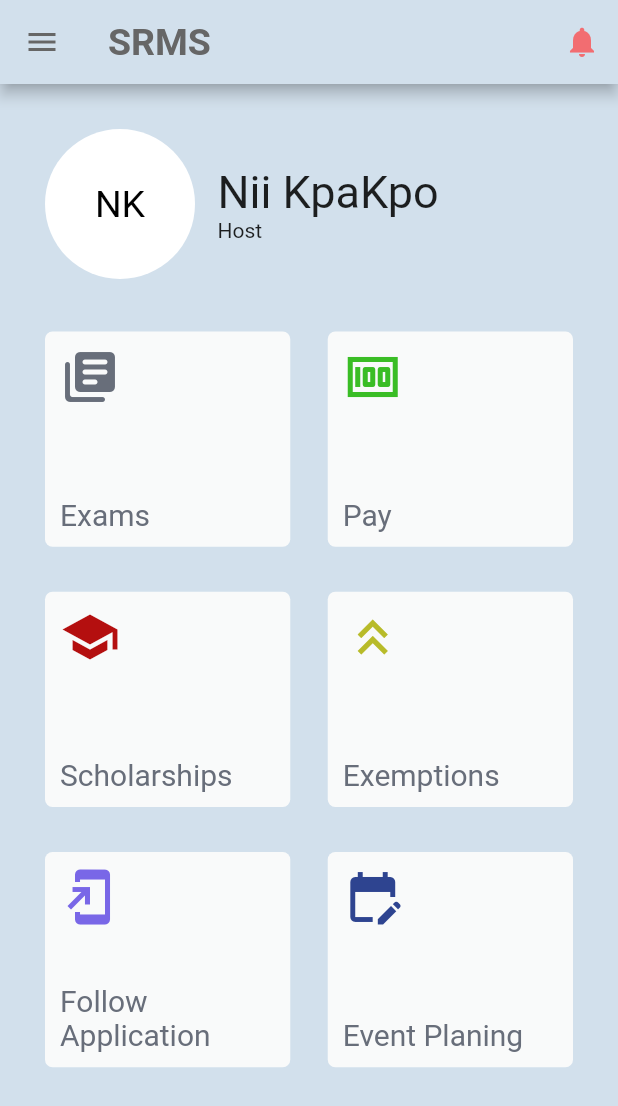
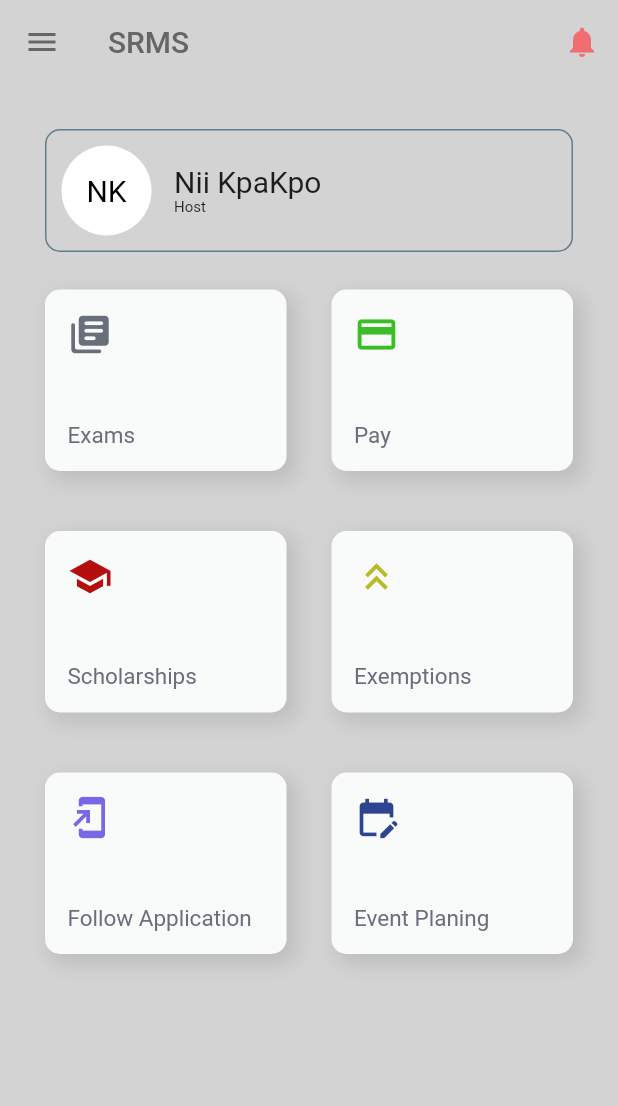
Before and after one commit to Hackyq/firstapp, a Flutter app: the Dashboard screen opened directly, on a phone screen of 412 x 824 dp. Shown: the top 1106 px of the screen. Run offline on Flutter 3.47's test engine with Material 2 defaults, Android fonts, the phone set to English and light mode, and no system bars.

Commit message:
dashboard and appbar update

```diff
--- a/lib/main.dart
+++ b/lib/main.dart
@@ -1,4 +1,4 @@
-import 'package:firstapp/screens/login.dart';
+import 'package:firstapp/screens/splash.dart';
 import 'package:flutter/material.dart';
 
 void main() {
@@ -15,6 +15,6 @@ class MyApp extends StatelessWidget {
         theme: ThemeData(
           primarySwatch: Colors.blue,
         ),
-        home: const Login());
+        home: const Splash());
   }
 }
--- /dev/null
+++ b/lib/routes/routes.dart
@@ -0,0 +1 @@
+import '';
--- a/lib/screens/dashboard.dart
+++ b/lib/screens/dashboard.dart
@@ -7,8 +7,9 @@ class Dashboard extends StatelessWidget {
   @override
   Widget build(BuildContext context) {
     return Scaffold(
-        backgroundColor: const Color(0xffD2E0EC),
+        backgroundColor: Color(0xffD3d3d3),
         appBar: AppBar(
+          shadowColor: Colors.white10,
           actions: [
             IconButton(
               icon: const Icon(
@@ -19,7 +20,7 @@ class Dashboard extends StatelessWidget {
               onPressed: () {},
             ),
           ],
-          backgroundColor: const Color(0xffD2E0EC),
+          backgroundColor: const Color(0xffD3d3d3),
           leading: IconButton(
             color: const Color(0xff666666),
             icon: const Icon(Icons.menu_outlined),
@@ -30,8 +31,8 @@ class Dashboard extends StatelessWidget {
             'SRMS',
             style: TextStyle(
               color: Color(0xff666666),
-              fontSize: 25,
-              fontWeight: FontWeight.bold,
+              fontSize: 20,
+              fontWeight: FontWeight.w500,
             ),
           ),
         ),
@@ -40,44 +41,17 @@ class Dashboard extends StatelessWidget {
             child: Column(
                 mainAxisAlignment: MainAxisAlignment.start,
                 children: <Widget>[
-                  Row(
-                    mainAxisAlignment: MainAxisAlignment.start,
-                    children: <Widget>[
-                      const CircleAvatar(
-                        backgroundColor: Colors.white,
-                        radius: 50,
-                        child: Text(
-                          'NK',
-                          style: TextStyle(fontSize: 25, color: Colors.black),
-                        ), //Text
-                      ),
-                      const SizedBox(
-                        width: 15,
-                      ),
-                      Column(
-                          crossAxisAlignment: CrossAxisAlignment.start,
-                          children: const <Widget>[
-                            Text(
-                              "Nii KpaKpo",
-                              style: TextStyle(
-                                fontSize: 30,
-                                fontWeight: FontWeight.w400,
-                              ),
-                            ),
-                            Text('Host')
-                          ]),
-                    ],
-                  ),
+                  builduserDetails(),
                   const SizedBox(
-                    height: 25,
+                    height: 5,
                   ),
                   Expanded(
                       child: GridView(
                           gridDelegate:
                               const SliverGridDelegateWithFixedCrossAxisCount(
                             crossAxisCount: 2,
-                            crossAxisSpacing: 25,
-                            mainAxisSpacing: 10,
+                            crossAxisSpacing: 30,
+                            mainAxisSpacing: 0,
                           ),
                           shrinkWrap: true,
                           physics: const NeverScrollableScrollPhysics(),
@@ -93,14 +67,65 @@ class Dashboard extends StatelessWidget {
   }
 }
 
+Widget builduserDetails() {
+  return Container(
+      padding: const EdgeInsets.all(10),
+      decoration: BoxDecoration(
+          borderRadius: BorderRadius.circular(10),
+          border: Border.all(
+              style: BorderStyle.solid, width: 1, color: Colors.blueGrey,)),
+      child: Row(
+        mainAxisAlignment: MainAxisAlignment.start,
+        children: <Widget>[
+          const CircleAvatar(
+            backgroundColor: Colors.white,
+            radius: 30,
+            child: Text(
+              'NK',
+              style: TextStyle(fontSize: 20, color: Colors.black),
+            ), //Text
+          ),
+          const SizedBox(
+            width: 15,
+          ),
+          Column(
+              crossAxisAlignment: CrossAxisAlignment.start,
+              children: const <Widget>[
+                Text(
+                  "Nii KpaKpo",
+                  style: TextStyle(
+                    fontSize: 20,
+                    fontWeight: FontWeight.w400,
+                  ),
+                ),
+                Text(
+                  'Host',
+                  style: TextStyle(fontSize: 10),
+                )
+              ]),
+        ],
+      ));
+}
+
 Widget buildExams() {
   return Container(
+    padding: const EdgeInsets.all(15),
+    margin: EdgeInsets.symmetric(vertical: 20),
     decoration: BoxDecoration(
-      borderRadius: BorderRadius.circular(5),
+      boxShadow: const [
+        BoxShadow(
+          color: Color.fromARGB(49, 101, 103, 103),
+          offset: Offset(
+            5.0,
+            5.0,
+          ),
+          blurRadius: 10.0,
+          spreadRadius: 2.0,
+        ), //BoxShadow
+      ],
+      borderRadius: BorderRadius.circular(10),
       color: const Color(0xffF9FAFA),
     ),
-    padding: const EdgeInsets.all(10),
-    margin: const EdgeInsets.symmetric(vertical: 10),
     child: Column(
       mainAxisAlignment: MainAxisAlignment.spaceBetween,
       crossAxisAlignment: CrossAxisAlignment.start,
@@ -108,11 +133,11 @@ Widget buildExams() {
         Icon(
           Icons.library_books_rounded,
           color: Color(0xff686E7A),
-          size: 40.0,
+          size: 30.0,
         ),
         Text(
           "Exams",
-          style: TextStyle(color: Color(0xff686E7A), fontSize: 20),
+          style: TextStyle(color: Color(0xff686E7A), fontSize: 15),
         ),
       ],
     ),
@@ -122,23 +147,34 @@ Widget buildExams() {
 Widget buildPay() {
   return Container(
     decoration: BoxDecoration(
-      borderRadius: BorderRadius.circular(5),
+      boxShadow: const [
+        BoxShadow(
+          color: Color.fromARGB(49, 101, 103, 103),
+          offset: Offset(
+            5.0,
+            5.0,
+          ),
+          blurRadius: 10.0,
+          spreadRadius: 2.0,
+        ), //BoxShadow
+      ],
+      borderRadius: BorderRadius.circular(10),
       color: const Color(0xffF9FAFA),
     ),
-    padding: const EdgeInsets.all(10),
-    margin: const EdgeInsets.symmetric(vertical: 10),
+    padding: const EdgeInsets.all(15),
+    margin: const EdgeInsets.symmetric(vertical: 20),
     child: Column(
       mainAxisAlignment: MainAxisAlignment.spaceBetween,
       crossAxisAlignment: CrossAxisAlignment.start,
       children: const <Widget>[
         Icon(
-          Icons.money,
+          Icons.payment,
           color: Color(0xff3ABD25),
-          size: 40.0,
+          size: 30.0,
         ),
         Text(
           "Pay",
-          style: TextStyle(color: Color(0xff686E7A), fontSize: 20),
+          style: TextStyle(color: Color(0xff686E7A), fontSize: 15),
         ),
       ],
     ),
@@ -148,11 +184,22 @@ Widget buildPay() {
 Widget buildScholarships() {
   return Container(
     decoration: BoxDecoration(
-      borderRadius: BorderRadius.circular(5),
+      boxShadow: const [
+        BoxShadow(
+          color: Color.fromARGB(49, 101, 103, 103),
+          offset: Offset(
+            5.0,
+            5.0,
+          ),
+          blurRadius: 10.0,
+          spreadRadius: 2.0,
+        ), //BoxShadow
+      ],
+      borderRadius: BorderRadius.circular(10),
       color: const Color(0xffF9FAFA),
     ),
-    padding: const EdgeInsets.all(10),
-    margin: const EdgeInsets.symmetric(vertical: 10),
+    padding: const EdgeInsets.all(15),
+    margin: const EdgeInsets.symmetric(vertical: 20),
     child: Column(
       mainAxisAlignment: MainAxisAlignment.spaceBetween,
       crossAxisAlignment: CrossAxisAlignment.start,
@@ -160,11 +207,11 @@ Widget buildScholarships() {
         Icon(
           Icons.school,
           color: Color(0xffB40F0F),
-          size: 40.0,
+          size: 30.0,
         ),
         Text(
           "Scholarships",
-          style: TextStyle(color: Color(0xff686E7A), fontSize: 20),
+          style: TextStyle(color: Color(0xff686E7A), fontSize: 15),
         ),
       ],
     ),
@@ -174,11 +221,22 @@ Widget buildScholarships() {
 Widget buildExemptions() {
   return Container(
     decoration: BoxDecoration(
-      borderRadius: BorderRadius.circular(5),
+      boxShadow: const [
+        BoxShadow(
+          color: Color.fromARGB(49, 101, 103, 103),
+          offset: Offset(
+            5.0,
+            5.0,
+          ),
+          blurRadius: 10.0,
+          spreadRadius: 2.0,
+        ), //BoxShadow
+      ],
+      borderRadius: BorderRadius.circular(10),
       color: const Color(0xffF9FAFA),
     ),
-    padding: const EdgeInsets.all(10),
-    margin: const EdgeInsets.symmetric(vertical: 10),
+    padding: const EdgeInsets.all(15),
+    margin: const EdgeInsets.symmetric(vertical: 20),
     child: Column(
       mainAxisAlignment: MainAxisAlignment.spaceBetween,
       crossAxisAlignment: CrossAxisAlignment.start,
@@ -186,11 +244,11 @@ Widget buildExemptions() {
         Icon(
           Icons.keyboard_double_arrow_up,
           color: Color(0xffB8BB29),
-          size: 40.0,
+          size: 30.0,
         ),
         Text(
           "Exemptions",
-          style: TextStyle(color: Color(0xff686E7A), fontSize: 20),
+          style: TextStyle(color: Color(0xff686E7A), fontSize: 15),
         ),
       ],
     ),
@@ -200,11 +258,22 @@ Widget buildExemptions() {
 Widget buildFollowApp() {
   return Container(
     decoration: BoxDecoration(
-      borderRadius: BorderRadius.circular(5),
+      boxShadow: const [
+        BoxShadow(
+          color: Color.fromARGB(49, 101, 103, 103),
+          offset: Offset(
+            5.0,
+            5.0,
+          ),
+          blurRadius: 10.0,
+          spreadRadius: 2.0,
+        ), //BoxShadow
+      ],
+      borderRadius: BorderRadius.circular(10),
       color: const Color(0xffF9FAFA),
     ),
-    padding: const EdgeInsets.all(10),
-    margin: const EdgeInsets.symmetric(vertical: 10),
+    padding: const EdgeInsets.all(15),
+    margin: const EdgeInsets.symmetric(vertical: 20),
     child: Column(
       mainAxisAlignment: MainAxisAlignment.spaceBetween,
       crossAxisAlignment: CrossAxisAlignment.start,
@@ -212,11 +281,11 @@ Widget buildFollowApp() {
         Icon(
           Icons.add_to_home_screen,
           color: Color(0xff7967E7),
-          size: 40.0,
+          size: 30.0,
         ),
         Text(
           "Follow Application",
-          style: TextStyle(color: Color(0xff686E7A), fontSize: 20),
+          style: TextStyle(color: Color(0xff686E7A), fontSize: 15),
         ),
       ],
     ),
@@ -226,11 +295,22 @@ Widget buildFollowApp() {
 Widget buildEventPlan() {
   return Container(
     decoration: BoxDecoration(
-      borderRadius: BorderRadius.circular(5),
+      boxShadow: const [
+        BoxShadow(
+          color: Color.fromARGB(49, 101, 103, 103),
+          offset: Offset(
+            5.0,
+            5.0,
+          ),
+          blurRadius: 10.0,
+          spreadRadius: 2.0,
+        ), //BoxShadow
+      ],
+      borderRadius: BorderRadius.circular(10),
       color: const Color(0xffF9FAFA),
     ),
-    padding: const EdgeInsets.all(10),
-    margin: const EdgeInsets.symmetric(vertical: 10),
+    padding: const EdgeInsets.all(15),
+    margin: const EdgeInsets.symmetric(vertical: 20),
     child: Column(
       mainAxisAlignment: MainAxisAlignment.spaceBetween,
       crossAxisAlignment: CrossAxisAlignment.start,
@@ -238,11 +318,11 @@ Widget buildEventPlan() {
         Icon(
           Icons.edit_calendar,
           color: Color(0xff2E4490),
-          size: 40.0,
+          size: 30.0,
         ),
         Text(
           "Event Planing",
-          style: TextStyle(color: Color(0xff686E7A), fontSize: 20),
+          style: TextStyle(color: Color(0xff686E7A), fontSize: 15),
         ),
       ],
     ),
--- a/lib/screens/login.dart
+++ b/lib/screens/login.dart
@@ -1,3 +1,4 @@
+import 'package:firstapp/screens/dashboard.dart';
 import 'package:flutter/material.dart';
 import 'package:flutter/services.dart';
 
@@ -34,16 +35,16 @@ class _LoginState extends State<Login> {
                       const Text(
                         'hey \nlogIn here',
                         style: TextStyle(
-                          fontSize: 30,
+                          fontSize: 25,
                           fontWeight: FontWeight.w400,
                         ),
                       ),
                       const SizedBox(
-                        height: 50,
+                        height: 40,
                       ),
                       buildEmail(),
                       const SizedBox(
-                        height: 20,
+                        height: 10,
                       ),
                       buildPassword(),
                       const SizedBox(
@@ -51,7 +52,7 @@ class _LoginState extends State<Login> {
                       ),
                       buildForgotpwd(),
                       const SizedBox(
-                        height: 10,
+                        height: 40,
                       ),
                       buildLoginbtn(),
                       Row(
@@ -68,7 +69,7 @@ class _LoginState extends State<Login> {
                             )),
                             Text(
                               'or',
-                              style: TextStyle(fontSize: 20),
+                              style: TextStyle(fontSize: 15),
                             ),
                             Expanded(
                                 child: Divider(
@@ -80,18 +81,19 @@ class _LoginState extends State<Login> {
                             )),
                           ]),
                       buildRegisterbtn(),
+
                     ]),
               )
             ])));
+
   }
-}
 
 Widget buildEmail() {
   return TextFormField(
     decoration: const InputDecoration(
       prefixIcon: Icon(
         Icons.person,
-        size: 20,
+        size: 15,
         color: Colors.black,
       ),
       hintText: 'Username',
@@ -105,7 +107,7 @@ Widget buildPassword() {
     decoration: const InputDecoration(
       prefixIcon: Icon(
         Icons.lock,
-        size: 20,
+        size: 15,
         color: Colors.black,
       ),
       hintText: 'password',
@@ -120,17 +122,25 @@ Widget buildForgotpwd() {
         style: TextStyle(
           color: Color(0xff101E46),
           fontWeight: FontWeight.w500,
-          fontSize: 18,
+          fontSize: 10,
         )),
   );
 }
 
-Widget buildLoginbtn() {
+ Widget buildLoginbtn() {
   return Container(
     padding: const EdgeInsets.symmetric(vertical: 10),
     width: double.infinity,
     child: ElevatedButton(
-        onPressed: () {},
+        onPressed: () {
+           Navigator.push(
+                            context,
+                            MaterialPageRoute(
+                                builder: (context) =>  Dashboard()
+
+                                ),
+                          );
+        },
         style: ElevatedButton.styleFrom(
           backgroundColor: Colors.white,
           padding: const EdgeInsets.symmetric(vertical: 15, horizontal: 50),
@@ -139,8 +149,8 @@ Widget buildLoginbtn() {
           'Login',
           style: TextStyle(
               color: Color(0xff324068),
-              fontSize: 18,
-              fontWeight: FontWeight.bold),
+              fontSize: 15,
+              fontWeight: FontWeight.w500),
         )),
   );
 }
@@ -159,8 +169,9 @@ Widget buildRegisterbtn() {
           'Register',
           style: TextStyle(
               color: Color(0xff324068),
-              fontSize: 18,
-              fontWeight: FontWeight.bold),
+              fontSize: 15,
+              fontWeight: FontWeight.w500),
         )),
   );
 }
+}
--- a/lib/screens/splash.dart
+++ b/lib/screens/splash.dart
@@ -1,3 +1,4 @@
+import 'package:firstapp/screens/login.dart';
 import 'package:flutter/material.dart';
 import 'package:flutter/services.dart';
 
@@ -36,13 +37,19 @@ class _SplashState extends State<Splash> {
                     ),
                   ),
                   const SizedBox(
-                    height: 100,
+                    height: 70,
                   ),
                   Row(
                     mainAxisAlignment: MainAxisAlignment.spaceBetween,
                     children: [
                       ElevatedButton(
-                        onPressed: () {},
+                        onPressed: () {
+                          Navigator.push(
+                            context,
+                            MaterialPageRoute(
+                                builder: (context) => const Login()),
+                          );
+                        },
                         style: ElevatedButton.styleFrom(
                           shape: RoundedRectangleBorder(
                             borderRadius: BorderRadius.circular(15.0),
@@ -56,7 +63,7 @@ class _SplashState extends State<Splash> {
                           style: TextStyle(
                             color: Color(0xff324068),
                             fontSize: 15,
-                            fontWeight: FontWeight.w700,
+                            fontWeight: FontWeight.w500,
                           ),
                         ),
                       ),
@@ -75,7 +82,7 @@ class _SplashState extends State<Splash> {
                           style: TextStyle(
                             color: Color(0xff324068),
                             fontSize: 15,
-                            fontWeight: FontWeight.w700,
+                            fontWeight: FontWeight.w500,
                           ),
                         ),
                       ),
--- a/pubspec.yaml
+++ b/pubspec.yaml
@@ -60,9 +60,8 @@ flutter:
   uses-material-design: true
 
   # To add assets to your application, add an assets section, like this:
-  # assets:
-  #   - images/a_dot_burr.jpeg
-  #   - images/a_dot_ham.jpeg
+  assets:
+    - assets/images/
 
   # An image asset can refer to one or more resolution-specific "variants", see
   # https://flutter.dev/assets-and-images/#resolution-aware
```
Also changed, not shown: assets/images/logo.png (added).
